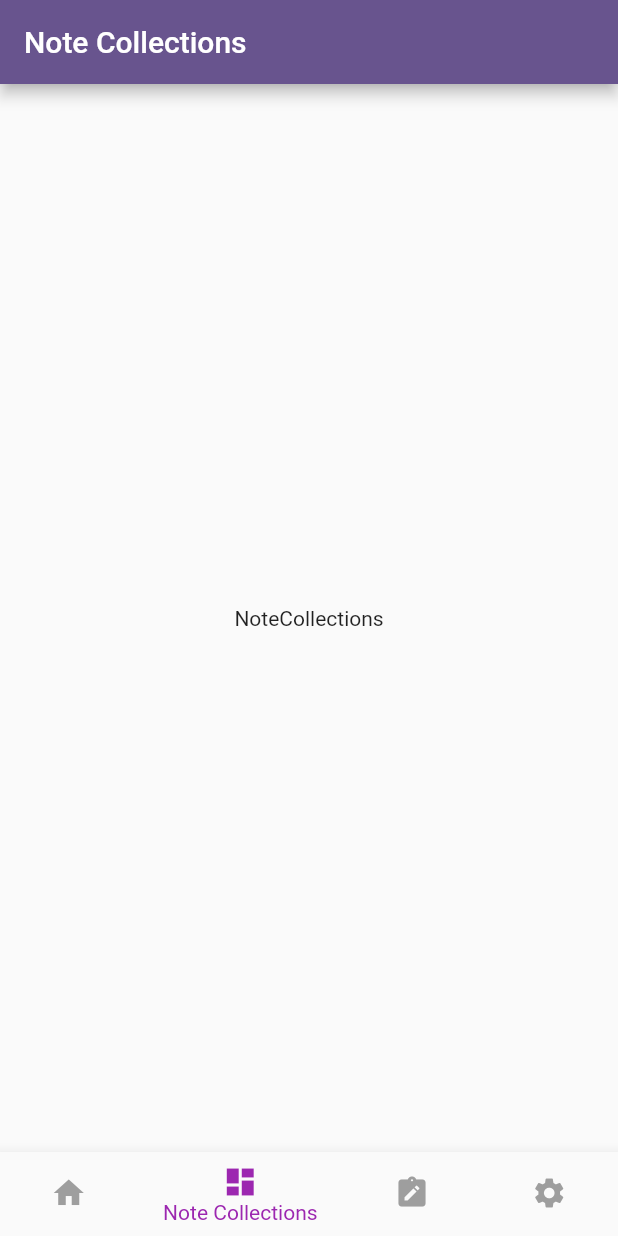
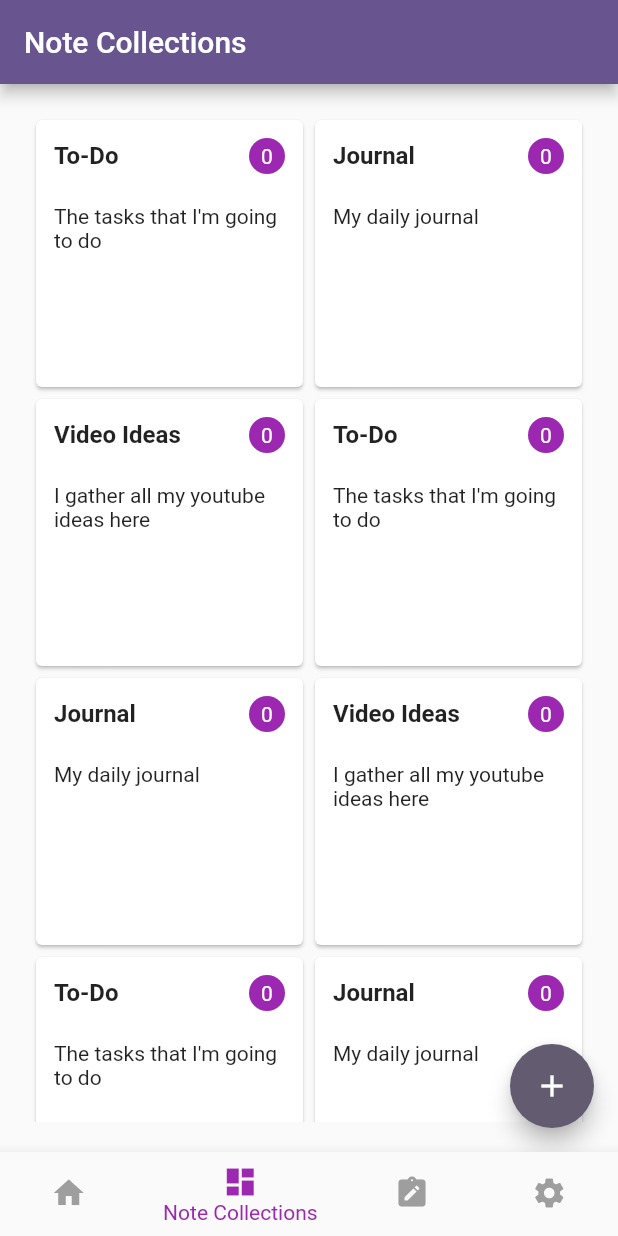
Before and after one commit to eren1106/Note-Taking-App, a Flutter app: the screen it shows after launch, item 2 of the bottom bar chosen, on a phone screen of 412 x 824 dp. Run offline on Flutter 3.47's test engine with Material 2 defaults, Android fonts, the phone set to English and light mode, and no system bars.

Commit message:
done simple FE for note collections page

```diff
--- /dev/null
+++ b/lib/constants/mocks.dart
@@ -0,0 +1,49 @@
+import 'package:note_taking_app/model/note_collection.dart';
+
+final List<NoteCollection> mockNoteCollections = [
+  NoteCollection(
+    id: 'abc',
+    title: 'To-Do',
+    description: "The tasks that I'm going to do",
+  ),
+  NoteCollection(
+    id: 'def',
+    title: 'Journal',
+    description: "My daily journal",
+  ),
+  NoteCollection(
+    id: 'hij',
+    title: 'Video Ideas',
+    description: "I gather all my youtube ideas here",
+  ),
+  NoteCollection(
+    id: 'abc',
+    title: 'To-Do',
+    description: "The tasks that I'm going to do",
+  ),
+  NoteCollection(
+    id: 'def',
+    title: 'Journal',
+    description: "My daily journal",
+  ),
+  NoteCollection(
+    id: 'hij',
+    title: 'Video Ideas',
+    description: "I gather all my youtube ideas here",
+  ),
+  NoteCollection(
+    id: 'abc',
+    title: 'To-Do',
+    description: "The tasks that I'm going to do",
+  ),
+  NoteCollection(
+    id: 'def',
+    title: 'Journal',
+    description: "My daily journal",
+  ),
+  NoteCollection(
+    id: 'hij',
+    title: 'Video Ideas',
+    description: "I gather all my youtube ideas here",
+  ),
+];
--- /dev/null
+++ b/lib/model/note_collection.dart
@@ -0,0 +1,13 @@
+class NoteCollection {
+  final String id;
+  final String title;
+  final String? description;
+  final List<String> noteIdList;
+
+  NoteCollection({
+    required this.id,
+    required this.title,
+    this.description,
+    this.noteIdList = const [],
+  });
+}
--- /dev/null
+++ b/lib/utils/utils.dart
@@ -0,0 +1,9 @@
+import 'package:flutter/material.dart';
+
+void navigatorPush(BuildContext context, Widget screen) {
+  Navigator.of(context).push(
+    MaterialPageRoute(
+      builder: (context) => screen,
+    ),
+  );
+}
--- a/lib/view/screens/note_collections_screen.dart
+++ b/lib/view/screens/note_collections_screen.dart
@@ -1,4 +1,10 @@
 import 'package:flutter/material.dart';
+import 'package:note_taking_app/constants/mocks.dart';
+import 'package:note_taking_app/model/note_collection.dart';
+import 'package:note_taking_app/utils/utils.dart';
+import 'package:note_taking_app/view/screens/notes_screen.dart';
+import 'package:note_taking_app/view/widgets/circle.dart';
+import 'package:note_taking_app/view/widgets/gap.dart';
 import 'package:note_taking_app/view/widgets/screen_wrapper.dart';
 
 class NoteCollectionsScreen extends StatefulWidget {
@@ -9,13 +15,80 @@ class NoteCollectionsScreen extends StatefulWidget {
 }
 
 class _NoteCollectionsScreenState extends State<NoteCollectionsScreen> {
+  void showCreateCollectionModal() {
+    // TODO: show modal
+  }
+
   @override
   Widget build(BuildContext context) {
-    return const ScreenWrapper(
+    return ScreenWrapper(
       title: "Note Collections",
-      child: Center(
-          child: Text('NoteCollections'),
+      floatingAction: showCreateCollectionModal,
+      child: GridView.builder(
+        gridDelegate: const SliverGridDelegateWithFixedCrossAxisCount(
+          crossAxisCount: 2, // Number of items per row
         ),
+        itemCount: mockNoteCollections.length,
+        itemBuilder: (context, index) {
+          NoteCollection collection = mockNoteCollections[index];
+          return NoteCollectionCard(collection: collection);
+        },
+      ),
     );
   }
 }
+
+class NoteCollectionCard extends StatelessWidget {
+  final NoteCollection collection;
+
+  const NoteCollectionCard({
+    super.key,
+    required this.collection,
+  });
+
+  void handleTapCollectionCard(BuildContext context) {
+    navigatorPush(context, NotesScreen(title: collection.title));
+  }
+
+  @override
+  Widget build(BuildContext context) {
+    return InkWell(
+      onTap: () {
+        handleTapCollectionCard(context);
+      },
+      child: Card(
+        child: Padding(
+          padding: const EdgeInsets.all(12),
+          child: Column(
+            crossAxisAlignment: CrossAxisAlignment.start,
+            children: [
+              Row(
+                mainAxisAlignment: MainAxisAlignment.spaceBetween,
+                children: [
+                  Text(
+                    collection.title,
+                    style: const TextStyle(
+                      fontSize: 16,
+                      fontWeight: FontWeight.bold,
+                    ),
+                  ),
+                  Circle(
+                    size: 24,
+                    child: Text(
+                      collection.noteIdList.length.toString(),
+                      style: const TextStyle(
+                        color: Colors.white,
+                      ),
+                    ),
+                  ),
+                ],
+              ),
+              const Gap(y: 20),
+              Text(collection.description ?? ""),
+            ],
+          ),
+        ),
+      ),
+    );
+  }
+}
--- /dev/null
+++ b/lib/view/screens/notes_screen.dart
@@ -0,0 +1,23 @@
+import 'package:flutter/material.dart';
+import 'package:note_taking_app/view/widgets/screen_wrapper.dart';
+
+class NotesScreen extends StatefulWidget {
+  final String title;
+
+  const NotesScreen({Key? key, this.title = "Notes"}) : super(key: key);
+
+  @override
+  State<NotesScreen> createState() => _NotesScreenState();
+}
+
+class _NotesScreenState extends State<NotesScreen> {
+  @override
+  Widget build(BuildContext context) {
+    return ScreenWrapper(
+      title: widget.title,
+      child: const Center(
+        child: Text('Notes Screen'),
+      ),
+    );
+  }
+}
--- /dev/null
+++ b/lib/view/widgets/circle.dart
@@ -0,0 +1,27 @@
+import 'package:flutter/material.dart';
+
+class Circle extends StatelessWidget {
+  final double size;
+  final Widget? child;
+  final Color color;
+
+  const Circle({
+    Key? key,
+    this.size = 32,
+    this.child,
+    this.color = Colors.purple,
+  }) : super(key: key);
+
+  @override
+  Widget build(BuildContext context) {
+    return Container(
+      width: size,
+      height: size,
+      decoration: BoxDecoration(
+        shape: BoxShape.circle,
+        color: color,
+      ),
+      child: Center(child: child ?? Container()),
+    );
+  }
+}
--- a/lib/view/widgets/screen_wrapper.dart
+++ b/lib/view/widgets/screen_wrapper.dart
@@ -1,15 +1,15 @@
 import 'package:flutter/material.dart';
 
 class ScreenWrapper extends StatelessWidget {
+  final String title;
   final Widget child;
-  final String title;
   final Function()? floatingAction;
   final EdgeInsetsGeometry? padding;
 
   const ScreenWrapper({
     super.key,
+    required this.title,
     required this.child,
-    required this.title,
     this.floatingAction,
     this.padding = const EdgeInsets.all(20),
   });
```
